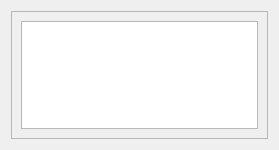
Qt form ui/comments.ui (StarixWoS/ReMix) before a commit.
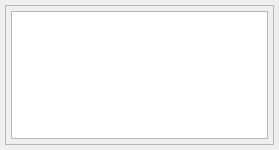
The same form after that commit.

```diff
--- a/ui/comments.ui
+++ b/ui/comments.ui
@@ -14,6 +14,21 @@
    <string>User Comments:</string>
   </property>
   <layout class="QGridLayout" name="gridLayout">
+   <property name="leftMargin">
+    <number>5</number>
+   </property>
+   <property name="topMargin">
+    <number>5</number>
+   </property>
+   <property name="rightMargin">
+    <number>5</number>
+   </property>
+   <property name="bottomMargin">
+    <number>5</number>
+   </property>
+   <property name="spacing">
+    <number>5</number>
+   </property>
    <item row="0" column="0">
     <widget class="QFrame" name="frame">
      <property name="frameShape">
@@ -23,6 +38,21 @@
       <enum>QFrame::Raised</enum>
      </property>
      <layout class="QGridLayout" name="gridLayout_2">
+      <property name="leftMargin">
+       <number>5</number>
+      </property>
+      <property name="topMargin">
+       <number>5</number>
+      </property>
+      <property name="rightMargin">
+       <number>5</number>
+      </property>
+      <property name="bottomMargin">
+       <number>5</number>
+      </property>
+      <property name="spacing">
+       <number>5</number>
+      </property>
       <item row="0" column="0">
        <widget class="QTextEdit" name="msgView">
         <property name="undoRedoEnabled">
```
